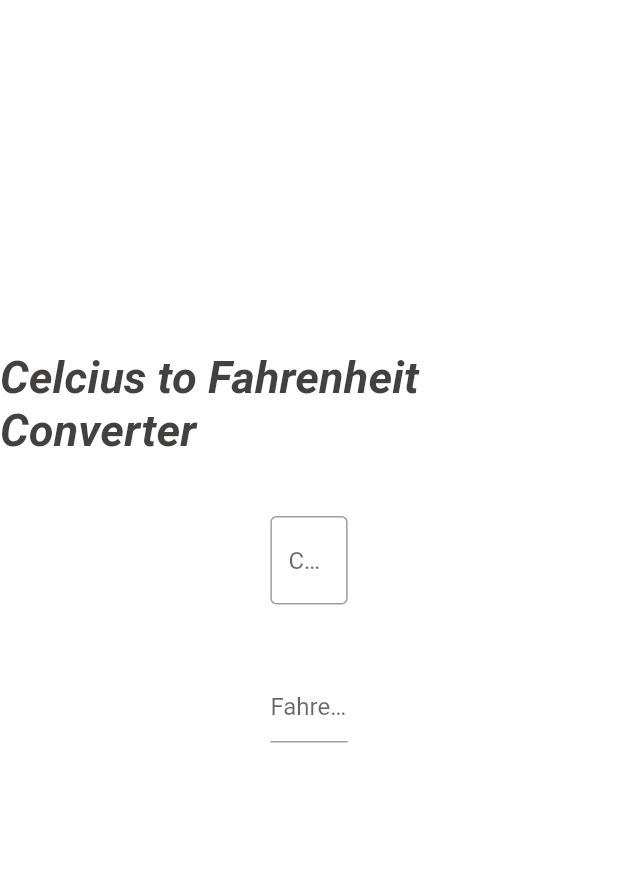
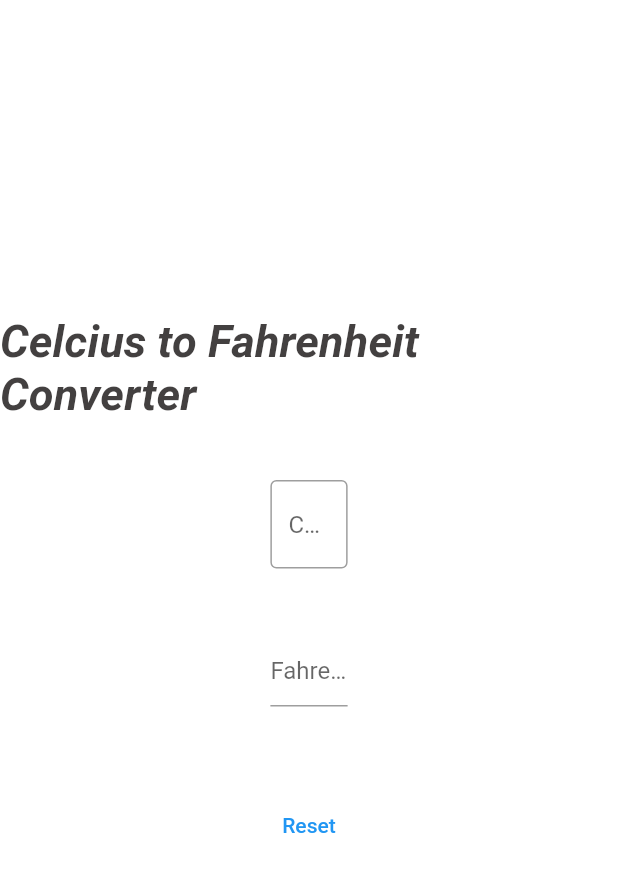
Before and after one commit to startlingmind/temperature_convert, a Flutter app: the screen it shows after launch, on a phone screen of 412 x 824 dp. Shown: the top 872 px of the screen. Run offline on Flutter 3.47's test engine with Material 2 defaults, Android fonts, the phone set to English and light mode, and no system bars; Roboto replaces fonts that are missing (Arial).

Commit message:
added the clear button to the column layout

```diff
--- a/lib/home_page.dart
+++ b/lib/home_page.dart
@@ -165,7 +165,7 @@ class _RowLayoutState extends State<RowLayout> {
   }
 }
 
-class ColumnLayout extends StatelessWidget {
+class ColumnLayout extends StatefulWidget {
   const ColumnLayout({
     super.key,
     required this.Width,
@@ -176,6 +176,41 @@ class ColumnLayout extends StatelessWidget {
   final double Height;
 
   @override
+  State<ColumnLayout> createState() => _ColumnLayoutState();
+}
+
+class _ColumnLayoutState extends State<ColumnLayout> {
+  final celciusController = TextEditingController();
+  final fahrenheitController = TextEditingController();
+
+  @override
+  void initState() {
+    super.initState();
+    celciusController.addListener(_updateTarget);
+  }
+
+  void _updateTarget() {
+    String celcius = celciusController.text;
+    double fahrenheit = double.parse(celcius);
+    fahrenheit = (9 * fahrenheit) / 5 + 32;
+    fahrenheitController.text = fahrenheit.toString();
+  }
+
+  // @override
+  void reset() {
+    celciusController.clear();
+    fahrenheitController.clear();
+  }
+
+  @override
+  void dispose() {
+    celciusController.removeListener(_updateTarget);
+    celciusController.dispose();
+    fahrenheitController.dispose();
+    super.dispose();
+  }
+
+  @override
   Widget build(BuildContext context) {
     return Column(
       children: [
@@ -183,16 +218,18 @@ class ColumnLayout extends StatelessWidget {
           mainAxisAlignment: MainAxisAlignment.start,
           children: [
             SizedBox(
-              height: Width > 500 ? Height / 4 : Height / 8,
-              width: Width > 500 ? Height / 4 : Width / 8,
+              height:
+                  widget.Width > 500 ? widget.Height / 4 : widget.Height / 8,
+              width: widget.Width > 500 ? widget.Height / 4 : widget.Width / 8,
               child: const TextField(
                 decoration: InputDecoration(
                     border: OutlineInputBorder(), hintText: "Celcius"),
               ),
             ),
             SizedBox(
-              height: Width > 500 ? Height / 4 : Height / 8,
-              width: Width > 500 ? Height / 4 : Width / 8,
+              height:
+                  widget.Width > 500 ? widget.Height / 4 : widget.Height / 8,
+              width: widget.Width > 500 ? widget.Height / 4 : widget.Width / 8,
               child: const TextField(
                 readOnly: true,
                 decoration: InputDecoration(
@@ -202,6 +239,10 @@ class ColumnLayout extends StatelessWidget {
             ),
           ],
         ),
+        TextButton(
+          onPressed: reset,
+          child: const Text("Reset"),
+        )
         //TextButton(onPressed: reset(), child: Text("Reset"))
       ],
     );
```
